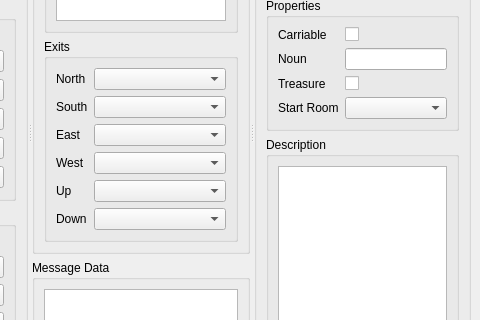
Qt form design.ui (pdxiv/adventshark) before a commit; both pictures show x 675 to 1155 and y 249 to 569 of the 1155 by 765 pixel window.
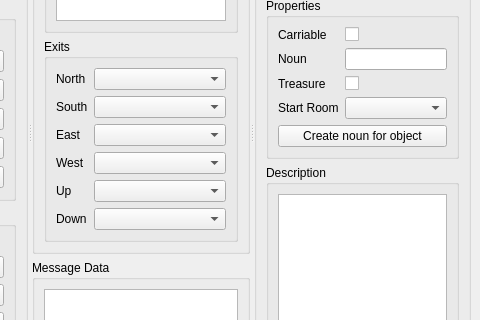
The same form after that commit. Icons and pictures are not drawn.

The edit to the form file:
```diff
--- a/design.ui
+++ b/design.ui
@@ -821,6 +821,13 @@
                 </item>
                </layout>
               </item>
+              <item>
+               <widget class="QPushButton" name="pushButton_create_noun_for_object">
+                <property name="text">
+                 <string>Create noun for object</string>
+                </property>
+               </widget>
+              </item>
              </layout>
             </widget>
            </item>
```
Left out of the diff: 40 changed lines with no effect on the pictures.
